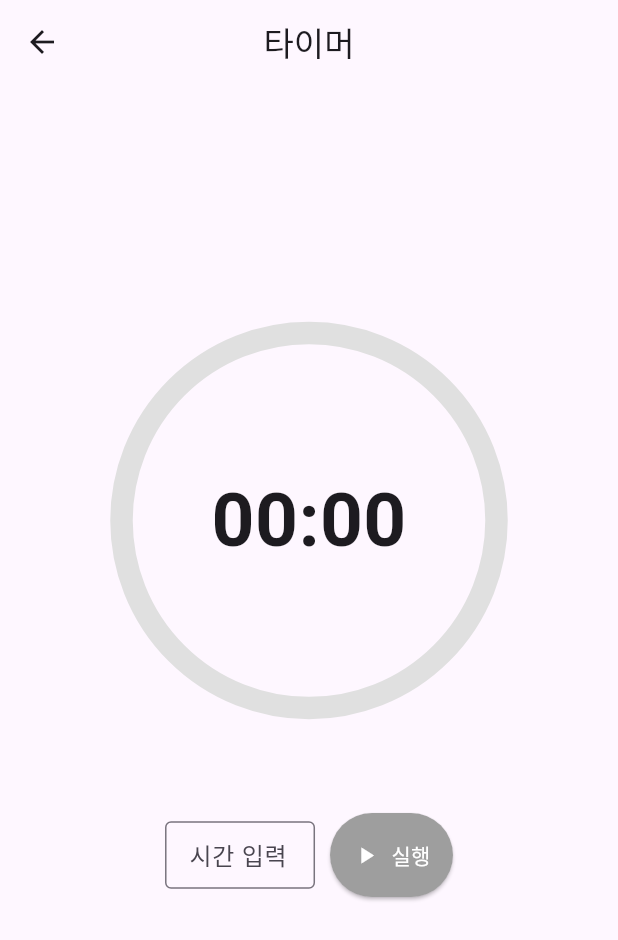
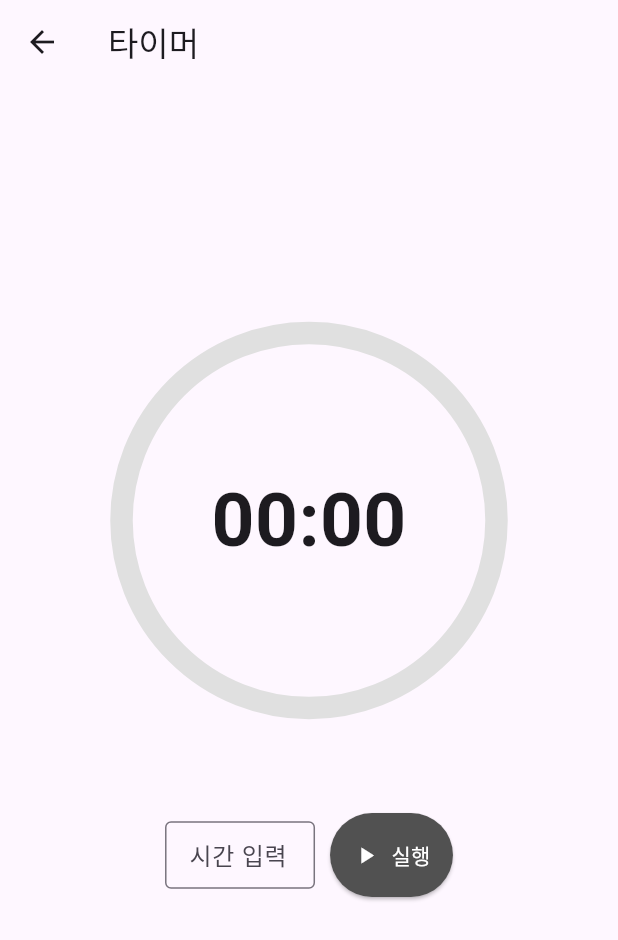
Before and after one commit to public-final-Project-PROJECT/DingDong-Flutter-for-Teacher, a Flutter app: the TimerScreen screen opened directly, on a phone screen of 412 x 824 dp. Shown: the top 940 px of the screen. Run offline on Flutter 3.47's test engine with Material 3 defaults, Android fonts, the phone set to English and light mode, and no system bars; our stand-ins replace dio, flutter_calendar_carousel, image_picker, permission_handler, table_calendar; missing offline and left inert: flutter_downloader.

Commit message:
ElevatedButton.icon 색상 변경

```diff
--- a/lib/screen/Timer.dart
+++ b/lib/screen/Timer.dart
@@ -103,7 +103,6 @@ class _TimerScreenState extends State<TimerScreen> {
     return Scaffold(
       appBar: AppBar(
         title: const Text("타이머"),
-        centerTitle: true,
       ),
       body: Padding(
         padding: const EdgeInsets.all(16.0),
@@ -173,7 +172,7 @@ class _TimerScreenState extends State<TimerScreen> {
                       icon: const Icon(Icons.play_arrow),
                       label: const Text("실행"),
                       style: ElevatedButton.styleFrom(
-                        backgroundColor: Colors.grey,
+                        backgroundColor: Color(0xff515151),
                         foregroundColor: Colors.white,
                         padding: EdgeInsets.symmetric(horizontal: 15, vertical: 18), // 실행 버튼 크기 지정
                       ),
@@ -182,7 +181,7 @@ class _TimerScreenState extends State<TimerScreen> {
                 ),
               ] else if (_isFinished) ...[
                 // 타이머 종료 상태
-                Stack(
+                const Stack(
                   alignment: Alignment.center,
                   children: [
                     SizedBox(
@@ -191,7 +190,7 @@ class _TimerScreenState extends State<TimerScreen> {
                       child: CircularProgressIndicator(
                         value: 0, // 빈 원형 타이머
                         strokeWidth: 15, // 원형 타이머 두께 확장
-                        backgroundColor: Colors.red[300],
+                        backgroundColor: Color(0xffFF1F1F),
                         valueColor: const AlwaysStoppedAnimation<Color>(
                           Colors.red, // 빨간색으로 변경
                         ),
@@ -214,7 +213,7 @@ class _TimerScreenState extends State<TimerScreen> {
                   icon: const Icon(Icons.restart_alt),
                   label: const Text("다시 시작"),
                   style: ElevatedButton.styleFrom(
-                    backgroundColor: Colors.grey,
+                    backgroundColor: Color(0xff515151),
                     foregroundColor: Colors.white,
                     padding: EdgeInsets.symmetric(horizontal: 15, vertical: 18), // '다시 시작' 버튼 크기 지정
 
@@ -257,7 +256,7 @@ class _TimerScreenState extends State<TimerScreen> {
                       icon: Icon(_isRunning ? Icons.pause : Icons.play_arrow),
                       label: Text(_isRunning ? "멈춤" : "계속"),
                       style: ElevatedButton.styleFrom(
-                        backgroundColor: Colors.grey,
+                        backgroundColor: Color(0xff515151),
                         foregroundColor: Colors.white,
                         padding: EdgeInsets.symmetric(horizontal: 15, vertical: 18),  // '멈춤', '계속' 버튼 크기 지정
                       ),
@@ -268,7 +267,7 @@ class _TimerScreenState extends State<TimerScreen> {
                       icon: const Icon(Icons.restart_alt),
                       label: const Text("초기화"),
                       style: ElevatedButton.styleFrom(
-                        backgroundColor: Colors.grey,
+                        backgroundColor: Color(0xff515151),
                         foregroundColor: Colors.white,
                         padding: EdgeInsets.symmetric(horizontal: 15, vertical: 18), // '초기화' 버튼 크기 지정
                       ),
--- a/pubspec.yaml
+++ b/pubspec.yaml
@@ -13,7 +13,7 @@ dependencies:
   flutter_downloader: ^1.11.8
   url_launcher: ^6.3.1
   permission_handler: ^11.3.1
-  intl: ^0.20.1
+  intl: ^0.19.0
   provider: ^6.1.2
   dio: ^5.7.0
   image_picker: ^1.1.2
```
Also changed, not shown: pubspec.lock.
